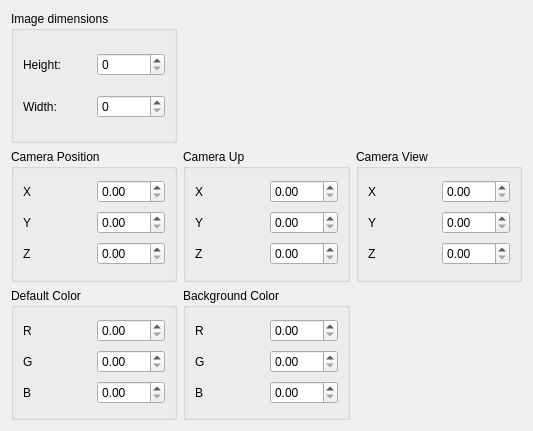
First picture: the form in src/Interface/Modules/Visualization/InterfaceWithOspray.ui, repository SCIInstitute/SCIRun, before the edit.
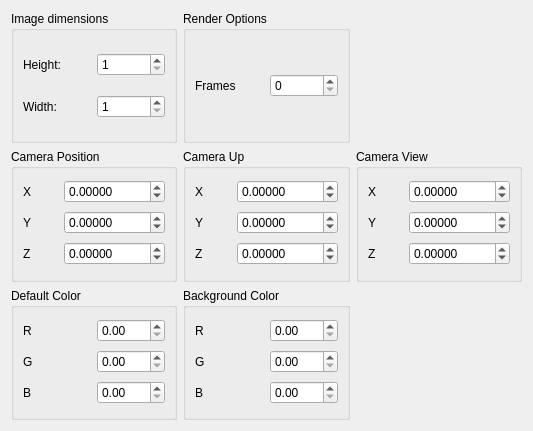
Second picture: the form after the edit.

Commit message: Basic parameters added to UI

What changed in the file:
```diff
--- a/src/Interface/Modules/Visualization/InterfaceWithOspray.ui
+++ b/src/Interface/Modules/Visualization/InterfaceWithOspray.ui
@@ -40,7 +40,14 @@
        </widget>
       </item>
       <item row="0" column="1">
-       <widget class="QSpinBox" name="spinBox"/>
+       <widget class="QSpinBox" name="imageHeightSpinBox_">
+        <property name="minimum">
+         <number>1</number>
+        </property>
+        <property name="maximum">
+         <number>9999</number>
+        </property>
+       </widget>
       </item>
       <item row="1" column="0">
        <widget class="QLabel" name="label_2">
@@ -50,7 +57,14 @@
        </widget>
       </item>
       <item row="1" column="1">
-       <widget class="QSpinBox" name="spinBox_2"/>
+       <widget class="QSpinBox" name="imageWidthSpinBox_">
+        <property name="minimum">
+         <number>1</number>
+        </property>
+        <property name="maximum">
+         <number>9999</number>
+        </property>
+       </widget>
       </item>
      </layout>
     </widget>
@@ -69,7 +83,17 @@
        </widget>
       </item>
       <item row="0" column="1">
-       <widget class="QDoubleSpinBox" name="doubleSpinBox"/>
+       <widget class="QDoubleSpinBox" name="cameraPositionXDoubleSpinBox_">
+        <property name="decimals">
+         <number>5</number>
+        </property>
+        <property name="minimum">
+         <double>-99999.000000000000000</double>
+        </property>
+        <property name="maximum">
+         <double>99999.000000000000000</double>
+        </property>
+       </widget>
       </item>
       <item row="1" column="0">
        <widget class="QLabel" name="label_4">
@@ -79,7 +103,17 @@
        </widget>
       </item>
       <item row="1" column="1">
-       <widget class="QDoubleSpinBox" name="doubleSpinBox_2"/>
+       <widget class="QDoubleSpinBox" name="cameraPositionYDoubleSpinBox_">
+        <property name="decimals">
+         <number>5</number>
+        </property>
+        <property name="minimum">
+         <double>-99999.000000000000000</double>
+        </property>
+        <property name="maximum">
+         <double>99999.000000000000000</double>
+        </property>
+       </widget>
       </item>
       <item row="2" column="0">
        <widget class="QLabel" name="label_5">
@@ -89,7 +123,17 @@
        </widget>
       </item>
       <item row="2" column="1">
-       <widget class="QDoubleSpinBox" name="doubleSpinBox_3"/>
+       <widget class="QDoubleSpinBox" name="cameraPositionZDoubleSpinBox_">
+        <property name="decimals">
+         <number>5</number>
+        </property>
+        <property name="minimum">
+         <double>-99999.000000000000000</double>
+        </property>
+        <property name="maximum">
+         <double>99999.000000000000000</double>
+        </property>
+       </widget>
       </item>
      </layout>
     </widget>
@@ -108,7 +152,17 @@
        </widget>
       </item>
       <item row="0" column="1">
-       <widget class="QDoubleSpinBox" name="doubleSpinBox_4"/>
+       <widget class="QDoubleSpinBox" name="cameraUpXDoubleSpinBox_">
+        <property name="decimals">
+         <number>5</number>
+        </property>
+        <property name="minimum">
+         <double>-99999.000000000000000</double>
+        </property>
+        <property name="maximum">
+         <double>99999.000000000000000</double>
+        </property>
+       </widget>
       </item>
       <item row="1" column="0">
        <widget class="QLabel" name="label_7">
@@ -118,7 +172,17 @@
        </widget>
       </item>
       <item row="1" column="1">
-       <widget class="QDoubleSpinBox" name="doubleSpinBox_5"/>
+       <widget class="QDoubleSpinBox" name="cameraUpYDoubleSpinBox_">
+        <property name="decimals">
+         <number>5</number>
+        </property>
+        <property name="minimum">
+         <double>-99999.000000000000000</double>
+        </property>
+        <property name="maximum">
+         <double>99999.000000000000000</double>
+        </property>
+       </widget>
       </item>
       <item row="2" column="0">
        <widget class="QLabel" name="label_8">
@@ -128,7 +192,17 @@
        </widget>
       </item>
       <item row="2" column="1">
-       <widget class="QDoubleSpinBox" name="doubleSpinBox_6"/>
+       <widget class="QDoubleSpinBox" name="cameraUpZDoubleSpinBox_">
+        <property name="decimals">
+         <number>5</number>
+        </property>
+        <property name="minimum">
+         <double>-99999.000000000000000</double>
+        </property>
+        <property name="maximum">
+         <double>99999.000000000000000</double>
+        </property>
+       </widget>
       </item>
      </layout>
     </widget>
@@ -147,7 +221,17 @@
        </widget>
       </item>
       <item row="0" column="1">
-       <widget class="QDoubleSpinBox" name="doubleSpinBox_7"/>
+       <widget class="QDoubleSpinBox" name="cameraViewXDoubleSpinBox_">
+        <property name="decimals">
+         <number>5</number>
+        </property>
+        <property name="minimum">
+         <double>-99999.000000000000000</double>
+        </property>
+        <property name="maximum">
+         <double>99999.000000000000000</double>
+        </property>
+       </widget>
       </item>
       <item row="1" column="0">
        <widget class="QLabel" name="label_10">
@@ -157,7 +241,17 @@
        </widget>
       </item>
       <item row="1" column="1">
-       <widget class="QDoubleSpinBox" name="doubleSpinBox_8"/>
+       <widget class="QDoubleSpinBox" name="cameraViewYDoubleSpinBox_">
+        <property name="decimals">
+         <number>5</number>
+        </property>
+        <property name="minimum">
+         <double>-99999.000000000000000</double>
+        </property>
+        <property name="maximum">
+         <double>99999.000000000000000</double>
+        </property>
+       </widget>
       </item>
       <item row="2" column="0">
        <widget class="QLabel" name="label_11">
@@ -167,7 +261,17 @@
        </widget>
       </item>
       <item row="2" column="1">
-       <widget class="QDoubleSpinBox" name="doubleSpinBox_9"/>
+       <widget class="QDoubleSpinBox" name="cameraViewZDoubleSpinBox_">
+        <property name="decimals">
+         <number>5</number>
+        </property>
+        <property name="minimum">
+         <double>-99999.000000000000000</double>
+        </property>
+        <property name="maximum">
+         <double>99999.000000000000000</double>
+        </property>
+       </widget>
       </item>
      </layout>
     </widget>
@@ -245,7 +349,39 @@
        </widget>
       </item>
       <item row="2" column="1">
-       <widget class="QDoubleSpinBox" name="doubleSpinBox_15"/>
+       <widget class="QDoubleSpinBox" name="backgroundColorBDoubleSpinBox_">
+        <property name="minimum">
+         <double>0.000000000000000</double>
+        </property>
+        <property name="maximum">
+         <double>1.000000000000000</double>
+        </property>
+        <property name="singleStep">
+         <double>0.010000000000000</double>
+        </property>
+        <property name="value">
+         <double>0.000000000000000</double>
+        </property>
+       </widget>
+      </item>
+     </layout>
+    </widget>
+   </item>
+   <item row="0" column="1">
+    <widget class="QGroupBox" name="groupBox_7">
+     <property name="title">
+      <string>Render Options</string>
+     </property>
+     <layout class="QGridLayout" name="gridLayout_8">
+      <item row="0" column="0">
+       <widget class="QLabel" name="label_18">
+        <property name="text">
+         <string>Frames</string>
+        </property>
+       </widget>
+      </item>
+      <item row="0" column="1">
+       <widget class="QSpinBox" name="framesSpinBox_"/>
       </item>
      </layout>
     </widget>
```
Left out of the diff: 45 changed lines with no effect on the pictures. The commit also changes 5 other files.
